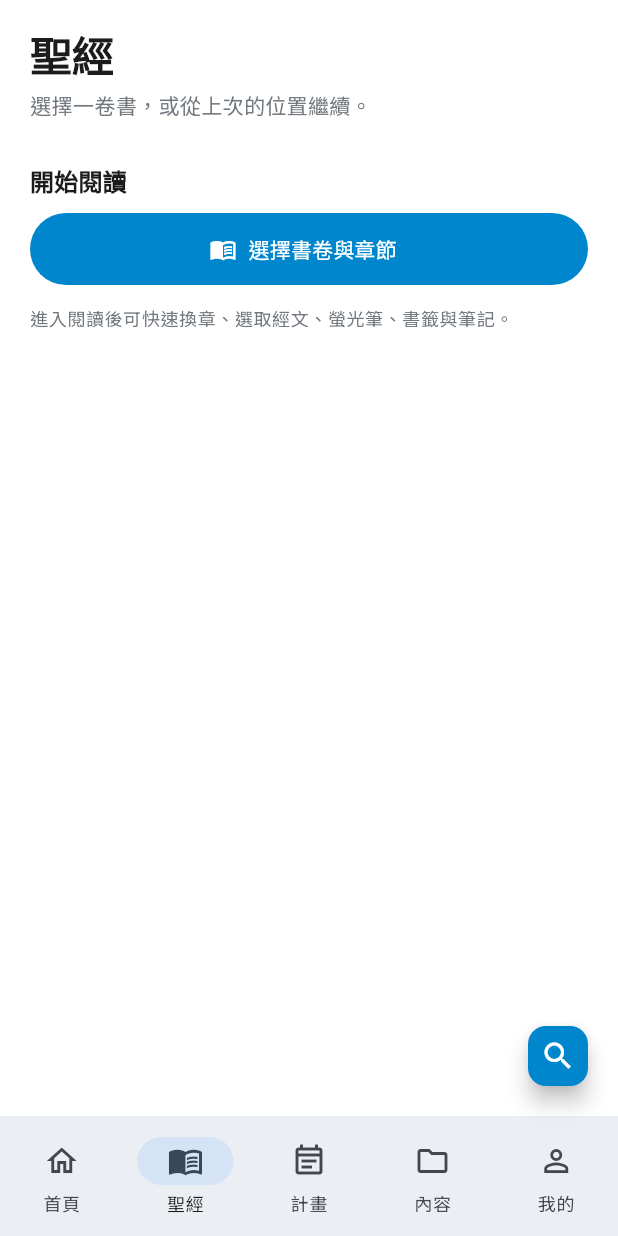
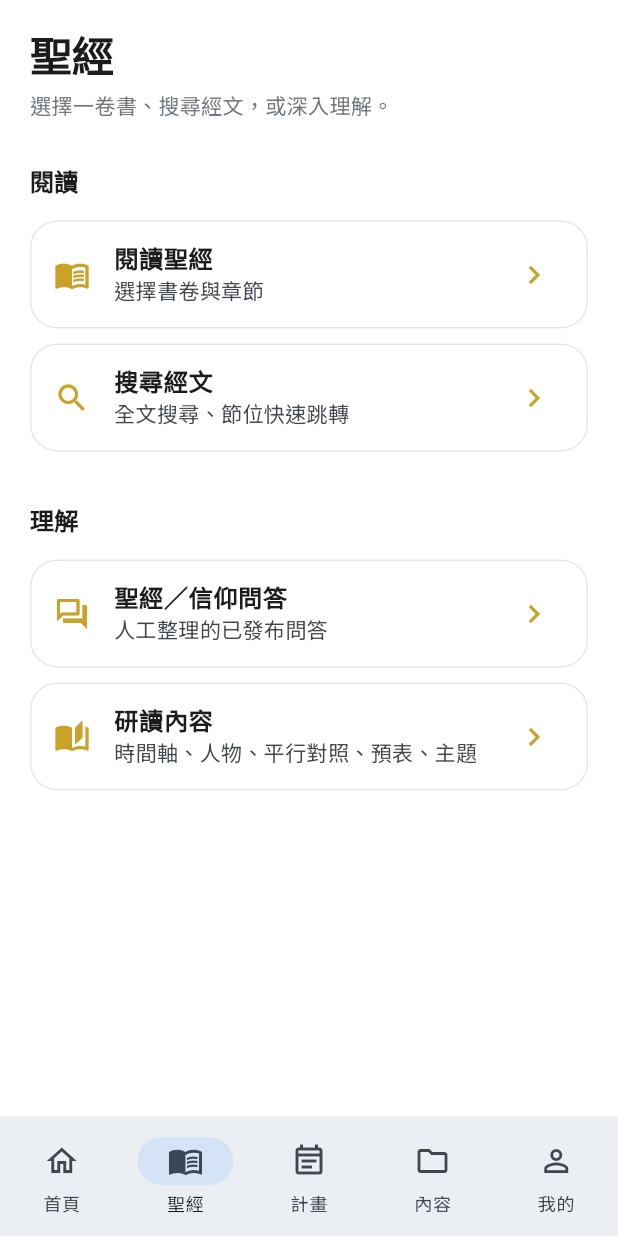
Before and after one commit to zhen-space/bible_app, a Flutter app: the screen it shows after launch, item 2 of the bottom bar chosen, on a phone screen of 412 x 824 dp. Run offline on Flutter 3.47's test engine with Material 3 defaults, Android fonts, the phone set to English and light mode, and no system bars; our stand-ins replace cloud_firestore, firebase_auth, firebase_core, flutter_riverpod, flutter_tts, google_sign_in and 6 more; missing offline and left inert: dart:js_interop, google_sign_in_web; accounts and stored records are empty.

Commit message:
R1 前台導航整合：恢復新版 Student AppShell 的功能可達性
修復新版 AppShell rebuild 後遺失的入口（不重寫既有功能）：

- Bible Hub 重整為「閱讀 / 理解」IA：閱讀＝閱讀聖經、搜尋經文；
  理解＝聖經／信仰問答（Q&A）、研讀內容（Knowledge）。移除 AppShell
  的搜尋 FAB，改為 Bible Hub 內明確的「搜尋經文」入口。
- Q&A：正式學生入口改由 Bible → 聖經／信仰問答 進入（既有 QaScreen／
  Published-only 契約不變）；答案區改以「回答依據」分「經文／已發布內容」
  呈現（沿用既有 scriptures，並在 answer.sources 存在時顯示，無則不顯示，
  維持 fail-closed，不新增 fallback）。
- Todos：正式學生入口改由 My Content → 信仰生活代辦 進入（重用既有
  TodosScreen／model／repository／DB／sync）。
- Knowledge 學生端改名「研讀內容」，入口 Bible → 研讀內容；於其中新增
  「主題」入口（Topics 併入研讀內容）。沿用既有 knowledgeProvider 全份
  Published-gate（fail-closed），不改資料契約。
- Faith Map 未動（screen/route/model/data 保留，R1 不新增主入口）。

Co-Authored-By: Claude Opus 4.8 <noreply@anthropic.com>
Claude-Session: https://claude.ai/code/session_01SkXxR652YX1KA9j7FuMJXU

```diff
--- a/lib/screens/app_shell.dart
+++ b/lib/screens/app_shell.dart
@@ -3,7 +3,6 @@ import 'package:flutter/material.dart';
 import 'bible_hub_screen.dart';
 import 'my_content_screen.dart';
 import 'reading_plans_screen.dart';
-import 'search_screen.dart';
 import 'student_home_screen.dart';
 import 'me_screen.dart';
 
@@ -28,12 +27,6 @@ class _AppShellState extends State<AppShell> {
     MyContentScreen(),
     MeScreen(),
   ];
-
-  void _openSearch() {
-    Navigator.of(context).push(
-      MaterialPageRoute(builder: (_) => const SearchScreen()),
-    );
-  }
 
   @override
   Widget build(BuildContext context) {
@@ -70,13 +63,6 @@ class _AppShellState extends State<AppShell> {
           ),
         ],
       ),
-      floatingActionButton: _index == 1
-          ? FloatingActionButton.small(
-              tooltip: '搜尋聖經',
-              onPressed: _openSearch,
-              child: const Icon(Icons.search),
-            )
-          : null,
     );
   }
 }
--- a/lib/screens/bible_hub_screen.dart
+++ b/lib/screens/bible_hub_screen.dart
@@ -4,8 +4,12 @@ import 'package:flutter_riverpod/flutter_riverpod.dart';
 import '../providers/providers.dart';
 import 'books_screen.dart';
 import 'chapter_screen.dart';
+import 'knowledge_screen.dart';
+import 'qa_screen.dart';
+import 'search_screen.dart';
 
-/// 「聖經」主頁只負責把人帶進 Reader，不承擔工具箱角色。
+/// 「聖經」主頁：閱讀（進 Reader／搜尋）＋理解（問答／研讀內容）。
+/// 只負責把人帶到既有畫面，不重寫任何底層功能。
 class BibleHubScreen extends ConsumerWidget {
   const BibleHubScreen({super.key});
 
@@ -13,43 +17,84 @@ class BibleHubScreen extends ConsumerWidget {
   Widget build(BuildContext context, WidgetRef ref) {
     final lastRead = ref.watch(lastReadProvider);
     final books = ref.watch(booksProvider).value;
+    final outline = Theme.of(context).colorScheme.outline;
 
     return SafeArea(
       child: ListView(
         padding: const EdgeInsets.fromLTRB(20, 18, 20, 32),
         children: [
-          Text('聖經', style: Theme.of(context).textTheme.headlineMedium?.copyWith(fontWeight: FontWeight.w700)),
+          Text('聖經',
+              style: Theme.of(context)
+                  .textTheme
+                  .headlineMedium
+                  ?.copyWith(fontWeight: FontWeight.w700)),
           const SizedBox(height: 6),
-          Text('選擇一卷書，或從上次的位置繼續。', style: Theme.of(context).textTheme.bodyMedium?.copyWith(color: Theme.of(context).colorScheme.outline)),
+          Text('選擇一卷書、搜尋經文，或深入理解。',
+              style: Theme.of(context)
+                  .textTheme
+                  .bodyMedium
+                  ?.copyWith(color: outline)),
           const SizedBox(height: 28),
+
+          // ---- 閱讀 ----
+          _sectionTitle(context, '閱讀'),
+          const SizedBox(height: 10),
           if (lastRead != null && books != null) ...[
-            Text('繼續閱讀', style: Theme.of(context).textTheme.titleMedium?.copyWith(fontWeight: FontWeight.w700)),
-            const SizedBox(height: 10),
             Card(
               child: ListTile(
-                contentPadding: const EdgeInsets.symmetric(horizontal: 18, vertical: 10),
+                contentPadding:
+                    const EdgeInsets.symmetric(horizontal: 18, vertical: 10),
                 leading: const Icon(Icons.auto_stories_outlined),
-                title: Text('${books[lastRead.bookId - 1].name} 第 ${lastRead.chapter} 章'),
+                title:
+                    Text('${books[lastRead.bookId - 1].name} 第 ${lastRead.chapter} 章'),
                 subtitle: const Text('回到上次閱讀位置'),
                 trailing: const Icon(Icons.arrow_forward),
                 onTap: () => Navigator.of(context).push(MaterialPageRoute(
-                  builder: (_) => ChapterScreen(bookId: lastRead.bookId, chapter: lastRead.chapter, initialOffset: lastRead.offset),
+                  builder: (_) => ChapterScreen(
+                      bookId: lastRead.bookId,
+                      chapter: lastRead.chapter,
+                      initialOffset: lastRead.offset),
                 )),
               ),
             ),
-            const SizedBox(height: 28),
+            const SizedBox(height: 10),
           ],
-          Text('開始閱讀', style: Theme.of(context).textTheme.titleMedium?.copyWith(fontWeight: FontWeight.w700)),
+          _tile(context, Icons.menu_book_outlined, '閱讀聖經', '選擇書卷與章節',
+              () => const BooksScreen()),
+          _tile(context, Icons.search, '搜尋經文', '全文搜尋、節位快速跳轉',
+              () => const SearchScreen()),
+
+          const SizedBox(height: 28),
+
+          // ---- 理解 ----
+          _sectionTitle(context, '理解'),
           const SizedBox(height: 10),
-          FilledButton.icon(
-            onPressed: () => Navigator.of(context).push(MaterialPageRoute(builder: (_) => const BooksScreen())),
-            icon: const Icon(Icons.menu_book_outlined),
-            label: const Padding(padding: EdgeInsets.symmetric(vertical: 14), child: Text('選擇書卷與章節')),
-          ),
-          const SizedBox(height: 14),
-          Text('進入閱讀後可快速換章、選取經文、螢光筆、書籤與筆記。', style: Theme.of(context).textTheme.bodySmall?.copyWith(color: Theme.of(context).colorScheme.outline)),
+          _tile(context, Icons.forum_outlined, '聖經／信仰問答',
+              '人工整理的已發布問答', () => const QaScreen()),
+          _tile(context, Icons.auto_stories, '研讀內容',
+              '時間軸、人物、平行對照、預表、主題', () => const KnowledgeScreen()),
         ],
       ),
     );
   }
+
+  Widget _sectionTitle(BuildContext context, String text) => Text(text,
+      style: Theme.of(context)
+          .textTheme
+          .titleMedium
+          ?.copyWith(fontWeight: FontWeight.w700));
+
+  Widget _tile(BuildContext context, IconData icon, String title,
+          String subtitle, Widget Function() screen) =>
+      Card(
+        margin: const EdgeInsets.symmetric(vertical: 5),
+        child: ListTile(
+          leading: Icon(icon),
+          title: Text(title, style: const TextStyle(fontWeight: FontWeight.w600)),
+          subtitle: Text(subtitle),
+          trailing: const Icon(Icons.chevron_right),
+          onTap: () => Navigator.of(context)
+              .push(MaterialPageRoute(builder: (_) => screen())),
+        ),
+      );
 }
--- a/lib/screens/knowledge_screen.dart
+++ b/lib/screens/knowledge_screen.dart
@@ -4,6 +4,7 @@ import 'package:flutter_riverpod/flutter_riverpod.dart';
 import '../models/knowledge.dart';
 import '../providers/providers.dart';
 import '../services/app_links.dart';
+import 'topics_screen.dart';
 
 /// 依節位字串跳到讀經頁（統一走 AppLinks 原子化跳轉）。
 void _jumpRef(BuildContext context, WidgetRef ref, String refStr) =>
@@ -24,10 +25,12 @@ class KnowledgeScreen extends ConsumerWidget {
   Widget build(BuildContext context, WidgetRef ref) {
     final kb = ref.watch(knowledgeProvider).value ?? KnowledgeBase.empty;
     return Scaffold(
-      appBar: AppBar(title: const Text('聖經知識庫')),
+      appBar: AppBar(title: const Text('研讀內容')),
       body: ListView(
         padding: const EdgeInsets.all(12),
         children: [
+          _hub(context, Icons.category_outlined, '主題',
+              '依主題與人生情境探索經文', const TopicsScreen()),
           _hub(context, Icons.timeline, '聖經時間軸',
               '${kb.timeline.length} 個事件・依年代排列', const TimelineScreen()),
           _hub(context, Icons.people_alt_outlined, '人物',
--- a/lib/screens/my_content_screen.dart
+++ b/lib/screens/my_content_screen.dart
@@ -7,6 +7,7 @@ import 'chapter_screen.dart';
 import 'notes_screen.dart';
 import 'prayers_screen.dart';
 import 'sermon_notes_screen.dart';
+import 'todos_screen.dart';
 
 /// 我的內容：統一入口，把個人資料的各類集合集中在一個地方，
 /// 但每種資料仍是獨立的 model／畫面（不合併資料）。
@@ -21,6 +22,7 @@ class MyContentScreen extends ConsumerWidget {
     final later = ref.watch(allLaterProvider).value?.length;
     final sermons = ref.watch(allSermonNotesProvider).value?.length;
     final prayers = ref.watch(allPrayersProvider).value?.length;
+    final todos = ref.watch(allTodosProvider).value?.length;
 
     String c(int? n) => n == null ? '' : '$n';
 
@@ -42,6 +44,8 @@ class MyContentScreen extends ConsumerWidget {
               () => const SermonNotesScreen()),
           _tile(context, Icons.volunteer_activism_outlined, '禱告事項', c(prayers),
               '正在禱告的事情', () => const PrayersScreen()),
+          _tile(context, Icons.checklist, '信仰生活代辦', c(todos),
+              '分類代辦，完成可打勾', () => const TodosScreen()),
         ],
       ),
     );
```
Also changed, not shown: lib/screens/qa_screen.dart (+22 -2 lines).
